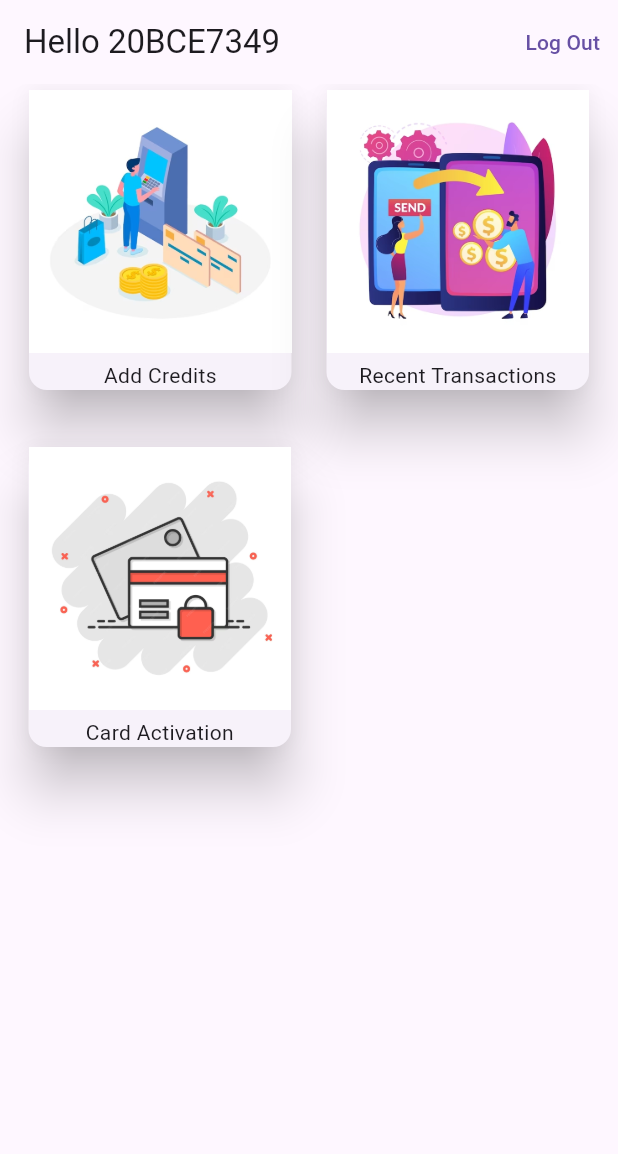
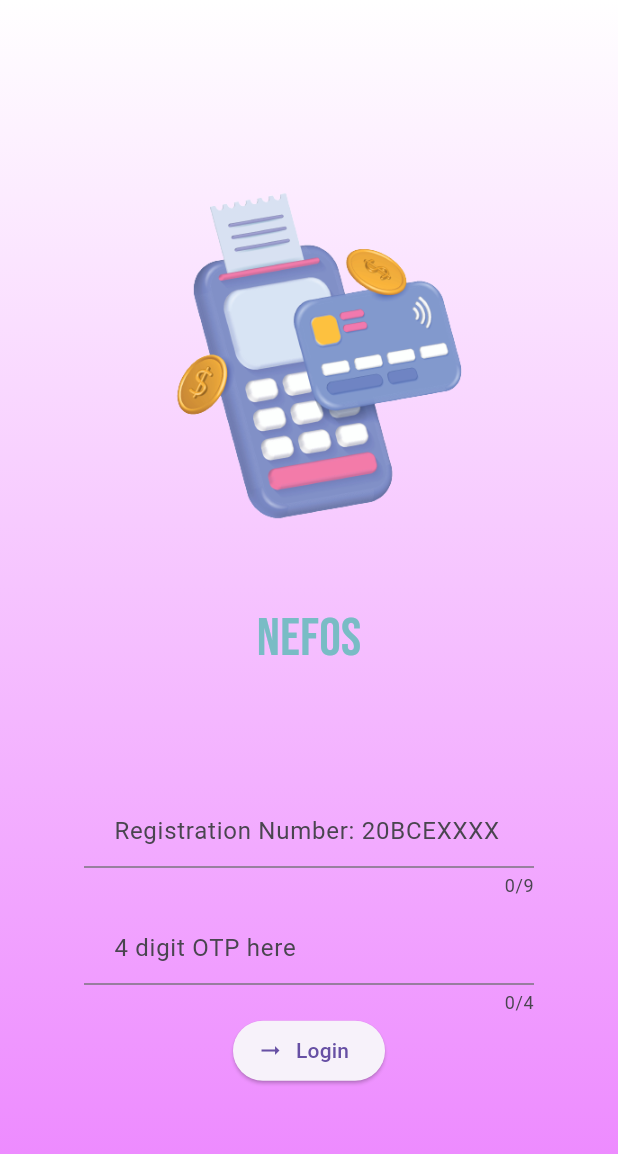
Before and after one commit to BugMasterArka/Nefos-App, a Flutter app: the CardMenu screen opened directly, after a tap on "Log Out", on a phone screen of 412 x 824 dp. Shown: the top 1154 px of the screen. Run offline on Flutter 3.47's test engine with Material 2 defaults, Android fonts, the light colour scheme and no system bars; our stand-ins replace google_fonts.

Commit message:
added login page and navigation from login page

```diff
--- a/lib/card_menu.dart
+++ b/lib/card_menu.dart
@@ -1,4 +1,5 @@
 import 'package:flutter/material.dart';
+import 'package:nefos/login.dart';
 import 'package:nefos/modals/add_credits.dart';
 import 'package:nefos/modals/card_activation.dart';
 import 'package:nefos/modals/recent_transactions.dart';
@@ -32,6 +33,14 @@ class _CardMenuState extends State<CardMenu> {
     );
   }
 
+  void _onPressLogOut() {
+    Navigator.of(context).pushReplacement(
+      MaterialPageRoute(
+        builder: (ctx) => const LoginScreen(),
+      ),
+    );
+  }
+
   @override
   Widget build(BuildContext context) {
     return Scaffold(
@@ -39,7 +48,7 @@ class _CardMenuState extends State<CardMenu> {
         title: const Text('Hello 20BCE7349'),
         actions: [
           TextButton(
-            onPressed: () {},
+            onPressed: _onPressLogOut,
             child: const Text('Log Out'),
           ),
         ],
@@ -54,7 +63,8 @@ class _CardMenuState extends State<CardMenu> {
                 onTap: _presentCreditsAddition,
                 child: Card(
                   elevation: 15,
-                  child: Column(children: [
+                  child: Column(
+                    children: [
                       Image.asset(
                         'assets/images/deposit.jpg',
                         width: 175,
@@ -63,7 +73,8 @@ class _CardMenuState extends State<CardMenu> {
                         height: 5,
                       ),
                       const Text('Add Credits'),
-                  ]),
+                    ],
+                  ),
                 ),
               ),
               GestureDetector(
--- /dev/null
+++ b/lib/login.dart
@@ -0,0 +1,146 @@
+import 'package:flutter/material.dart';
+import 'package:google_fonts/google_fonts.dart';
+import 'package:nefos/card_menu.dart';
+
+class LoginScreen extends StatefulWidget {
+  const LoginScreen({super.key});
+
+  @override
+  State<LoginScreen> createState() => _LoginScreenState();
+}
+
+class _LoginScreenState extends State<LoginScreen> {
+  final _regnController = TextEditingController();
+  final _otpController = TextEditingController();
+  @override
+  void dispose() {
+    _regnController.dispose();
+    super.dispose();
+  }
+
+  _onSubmitLoginForm() {
+    String regnNumber = _regnController.text.trim();
+    const regnRegexPattern = r'^\d{2}[a-zA-Z]{3}\d{4}$';
+    final regnRegex = RegExp(regnRegexPattern);
+
+    // * OTP and user details will be fetched from api
+
+    int? fetchedOtp = 1234;
+    String? fetchedRegn = "20BCE7349";
+
+    String otpText = _otpController.text;
+    const otpRegexPattern = r'\d{4}';
+    final otpRegex = RegExp(otpRegexPattern);
+    int? otp = int.tryParse(otpText);
+    if (!regnRegex.hasMatch(regnNumber) ||
+        !otpRegex.hasMatch(otpText) ||
+        otp == null) {
+      ScaffoldMessenger.of(context).clearSnackBars();
+      ScaffoldMessenger.of(context).showSnackBar(
+        const SnackBar(
+          content: Text('Invalid Input'),
+          duration: Duration(seconds: 1),
+        ),
+      );
+      return;
+    }
+
+    if (regnNumber != fetchedRegn || otp != fetchedOtp) {
+      ScaffoldMessenger.of(context).clearSnackBars();
+      ScaffoldMessenger.of(context).showSnackBar(
+        const SnackBar(
+          content: Text('Incorrect Credentials'),
+          duration: Duration(seconds: 1),
+        ),
+      );
+      return;
+    }
+
+    Navigator.pushReplacement(
+      context,
+      MaterialPageRoute(
+        builder: (ctx) => const CardMenu(),
+      ),
+    );
+  }
+
+  @override
+  Widget build(BuildContext context) {
+    // var keyboardSpace = MediaQuery.of(context).viewInsets.bottom;
+    return Scaffold(
+      resizeToAvoidBottomInset: false,
+      body: Container(
+        decoration: const BoxDecoration(
+          gradient: LinearGradient(
+            colors: [
+              Colors.white,
+              Color.fromARGB(255, 236, 131, 255),
+            ],
+            begin: Alignment.topCenter,
+            end: Alignment.bottomCenter,
+          ),
+        ),
+        child: Center(
+          child: Column(
+            mainAxisSize: MainAxisSize.min,
+            children: [
+              Image.asset(
+                'assets/images/login-logo-3.png',
+                width: 300,
+              ),
+              Text(
+                'Nefos',
+                style: GoogleFonts.bebasNeue(
+                  color: const Color.fromARGB(255, 121, 188, 197),
+                  fontSize: 36,
+                ),
+              ),
+              const SizedBox(
+                height: 80,
+              ),
+              Container(
+                decoration: BoxDecoration(
+                  borderRadius: BorderRadius.circular(15),
+                ),
+                width: 300,
+                // padding: EdgeInsets.only(bottom: keyboardSpace+16),
+                child: Column(
+                  children: [
+                    TextField(
+                      maxLength: 9,
+                      controller: _regnController,
+                      decoration: const InputDecoration(
+                        contentPadding: EdgeInsets.only(
+                          left: 20,
+                        ),
+                        label: Text('Registration Number: 20BCEXXXX'),
+                      ),
+                    ),
+                    const SizedBox(
+                      height: 10,
+                    ),
+                    TextField(
+                      maxLength: 4,
+                      controller: _otpController,
+                      decoration: const InputDecoration(
+                        label: Text('4 digit OTP here'),
+                        contentPadding: EdgeInsets.only(
+                          left: 20,
+                        ),
+                      ),
+                    ),
+                    ElevatedButton.icon(
+                      onPressed: _onSubmitLoginForm,
+                      icon: const Icon(Icons.arrow_right_alt),
+                      label: const Text('Login'),
+                    ),
+                  ],
+                ),
+              ),
+            ],
+          ),
+        ),
+      ),
+    );
+  }
+}
--- a/lib/main.dart
+++ b/lib/main.dart
@@ -1,9 +1,10 @@
 import 'package:flutter/material.dart';
-import 'package:nefos/card_menu.dart';
+// import 'package:nefos/card_menu.dart';
+import 'package:nefos/login.dart';
 
 void main() {
   runApp(MaterialApp(
     theme: ThemeData(useMaterial3: true),
-    home: const CardMenu(),
+    home: const LoginScreen(),
   ));
 }
--- a/pubspec.yaml
+++ b/pubspec.yaml
@@ -36,6 +36,7 @@ dependencies:
   # Use with the CupertinoIcons class for iOS style icons.
   cupertino_icons: ^1.0.2
   intl: ^0.18.1
+  google_fonts: ^6.1.0
 
 dev_dependencies:
   flutter_test:
@@ -70,6 +71,8 @@ flutter:
     - assets/images/error2.png
     - assets/images/correct.png
     - assets/images/correct2.png
+    - assets/images/login-logo-3.png
+    - assets/images/login-4.png
 
   # An image asset can refer to one or more resolution-specific "variants", see
   # https://flutter.dev/assets-and-images/#resolution-aware
```
Also changed, not shown: assets/images/login-4.png (added), assets/images/login-logo-3.png (added), pubspec.lock, 1 other file. Lines whose indentation alone changed are shown as unchanged.
